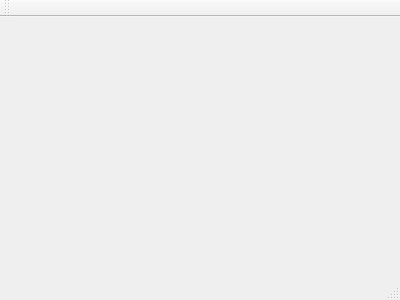
Qt form mainwindow.ui (Toms42/Monarch-Connect) before a commit.
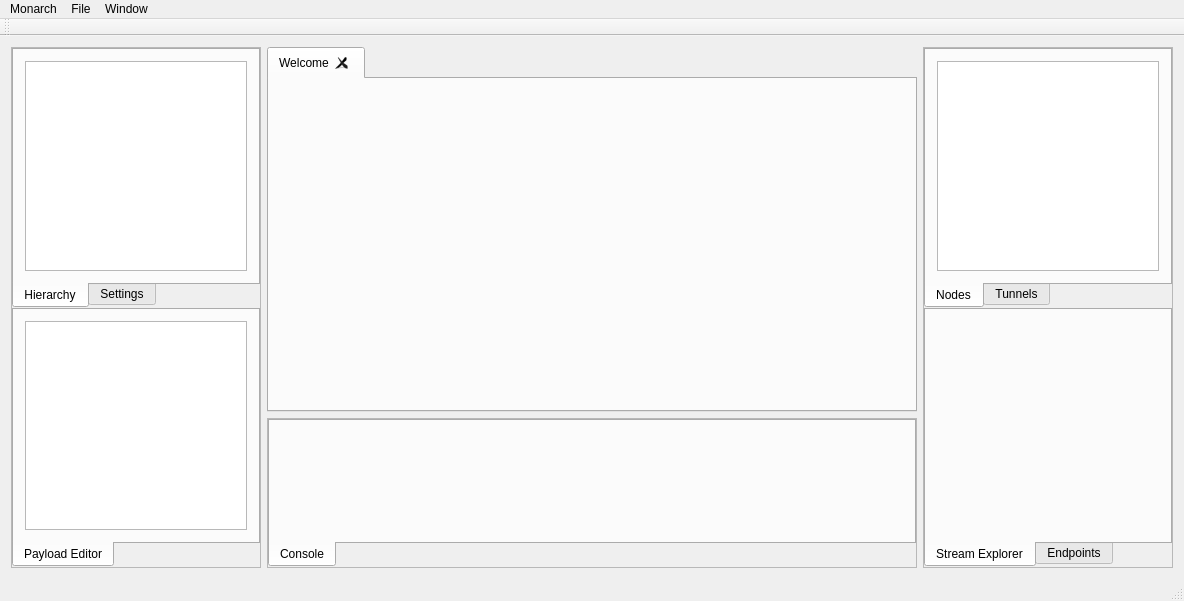
The same form after that commit.

Patch:
```diff
--- a/mainwindow.ui
+++ b/mainwindow.ui
@@ -1,24 +1,375 @@
 <ui version="4.0">
  <class>MainWindow</class>
- <widget class="QMainWindow" name="MainWindow" >
-  <property name="geometry" >
+ <widget class="QMainWindow" name="MainWindow">
+  <property name="geometry">
    <rect>
     <x>0</x>
     <y>0</y>
-    <width>400</width>
-    <height>300</height>
+    <width>1184</width>
+    <height>601</height>
    </rect>
   </property>
   <property name="windowTitle" >
    <string>MainWindow</string>
   </property>
-  <widget class="QMenuBar" name="menuBar" />
-  <widget class="QToolBar" name="mainToolBar" />
-  <widget class="QWidget" name="centralWidget" />
-  <widget class="QStatusBar" name="statusBar" />
+  <widget class="QWidget" name="centralWidget">
+   <layout class="QGridLayout" name="gridLayout">
+    <item row="0" column="1" rowspan="2">
+     <widget class="QTabWidget" name="tabWidget">
+      <property name="currentIndex">
+       <number>0</number>
+      </property>
+      <property name="tabsClosable">
+       <bool>true</bool>
+      </property>
+      <property name="movable">
+       <bool>true</bool>
+      </property>
+      <property name="tabBarAutoHide">
+       <bool>false</bool>
+      </property>
+      <widget class="QWidget" name="tab">
+       <attribute name="title">
+        <string>Welcome</string>
+       </attribute>
+      </widget>
+     </widget>
+    </item>
+    <item row="2" column="1">
+     <widget class="QFrame" name="frame_3">
+      <property name="minimumSize">
+       <size>
+        <width>0</width>
+        <height>10</height>
+       </size>
+      </property>
+      <property name="maximumSize">
+       <size>
+        <width>16777215</width>
+        <height>150</height>
+       </size>
+      </property>
+      <property name="frameShape">
+       <enum>QFrame::StyledPanel</enum>
+      </property>
+      <property name="frameShadow">
+       <enum>QFrame::Raised</enum>
+      </property>
+      <layout class="QHBoxLayout" name="horizontalLayout">
+       <property name="spacing">
+        <number>0</number>
+       </property>
+       <property name="leftMargin">
+        <number>0</number>
+       </property>
+       <property name="topMargin">
+        <number>0</number>
+       </property>
+       <property name="rightMargin">
+        <number>0</number>
+       </property>
+       <property name="bottomMargin">
+        <number>0</number>
+       </property>
+       <item>
+        <widget class="QTabWidget" name="tabWidget_4">
+         <property name="tabPosition">
+          <enum>QTabWidget::South</enum>
+         </property>
+         <property name="currentIndex">
+          <number>0</number>
+         </property>
+         <widget class="QWidget" name="tab_console">
+          <attribute name="title">
+           <string>Console</string>
+          </attribute>
+         </widget>
+        </widget>
+       </item>
+      </layout>
+     </widget>
+    </item>
+    <item row="0" column="0" rowspan="3">
+     <widget class="QFrame" name="frame">
+      <property name="minimumSize">
+       <size>
+        <width>250</width>
+        <height>0</height>
+       </size>
+      </property>
+      <property name="maximumSize">
+       <size>
+        <width>250</width>
+        <height>16777215</height>
+       </size>
+      </property>
+      <property name="frameShape">
+       <enum>QFrame::StyledPanel</enum>
+      </property>
+      <property name="frameShadow">
+       <enum>QFrame::Raised</enum>
+      </property>
+      <layout class="QVBoxLayout" name="verticalLayout_2">
+       <property name="spacing">
+        <number>0</number>
+       </property>
+       <property name="leftMargin">
+        <number>0</number>
+       </property>
+       <property name="topMargin">
+        <number>0</number>
+       </property>
+       <property name="rightMargin">
+        <number>0</number>
+       </property>
+       <property name="bottomMargin">
+        <number>0</number>
+       </property>
+       <item>
+        <widget class="QTabWidget" name="Project">
+         <property name="tabPosition">
+          <enum>QTabWidget::South</enum>
+         </property>
+         <property name="currentIndex">
+          <number>0</number>
+         </property>
+         <widget class="QWidget" name="tab_hierarchy">
+          <attribute name="title">
+           <string>Hierarchy</string>
+          </attribute>
+          <layout class="QGridLayout" name="gridLayout_2">
+           <item row="0" column="0">
+            <widget class="QTreeView" name="treeView"/>
+           </item>
+          </layout>
+         </widget>
+         <widget class="QWidget" name="tab_settings">
+          <attribute name="title">
+           <string>Settings</string>
+          </attribute>
+         </widget>
+        </widget>
+       </item>
+       <item>
+        <widget class="QTabWidget" name="Datas">
+         <property name="tabPosition">
+          <enum>QTabWidget::South</enum>
+         </property>
+         <property name="currentIndex">
+          <number>0</number>
+         </property>
+         <widget class="QWidget" name="tab_payloads">
+          <attribute name="title">
+           <string>Payload Editor</string>
+          </attribute>
+          <layout class="QGridLayout" name="gridLayout_4">
+           <item row="0" column="0">
+            <widget class="QTreeView" name="treeView_3"/>
+           </item>
+          </layout>
+         </widget>
+        </widget>
+       </item>
+      </layout>
+     </widget>
+    </item>
+    <item row="0" column="2" rowspan="3">
+     <widget class="QFrame" name="frame_2">
+      <property name="minimumSize">
+       <size>
+        <width>250</width>
+        <height>0</height>
+       </size>
+      </property>
+      <property name="maximumSize">
+       <size>
+        <width>250</width>
+        <height>16777215</height>
+       </size>
+      </property>
+      <property name="frameShape">
+       <enum>QFrame::StyledPanel</enum>
+      </property>
+      <property name="frameShadow">
+       <enum>QFrame::Raised</enum>
+      </property>
+      <layout class="QVBoxLayout" name="verticalLayout">
+       <property name="spacing">
+        <number>0</number>
+       </property>
+       <property name="leftMargin">
+        <number>0</number>
+       </property>
+       <property name="topMargin">
+        <number>0</number>
+       </property>
+       <property name="rightMargin">
+        <number>0</number>
+       </property>
+       <property name="bottomMargin">
+        <number>0</number>
+       </property>
+       <item>
+        <widget class="QTabWidget" name="Modules">
+         <property name="tabPosition">
+          <enum>QTabWidget::South</enum>
+         </property>
+         <property name="currentIndex">
+          <number>0</number>
+         </property>
+         <widget class="QWidget" name="tab_nodes">
+          <attribute name="title">
+           <string>Nodes</string>
+          </attribute>
+          <layout class="QGridLayout" name="gridLayout_3">
+           <item row="0" column="0">
+            <widget class="QTreeView" name="treeView_2"/>
+           </item>
+          </layout>
+         </widget>
+         <widget class="QWidget" name="tab_tunnels">
+          <attribute name="title">
+           <string>Tunnels</string>
+          </attribute>
+          <layout class="QGridLayout" name="gridLayout_5">
+           <item row="0" column="0">
+            <widget class="QTreeView" name="treeView_4"/>
+           </item>
+          </layout>
+         </widget>
+        </widget>
+       </item>
+       <item>
+        <widget class="QTabWidget" name="tabWidget_6">
+         <property name="tabPosition">
+          <enum>QTabWidget::South</enum>
+         </property>
+         <property name="currentIndex">
+          <number>0</number>
+         </property>
+         <widget class="QWidget" name="tab_stream">
+          <attribute name="title">
+           <string>Stream Explorer</string>
+          </attribute>
+         </widget>
+         <widget class="QWidget" name="tab_endpoints">
+          <attribute name="title">
+           <string>Endpoints</string>
+          </attribute>
+         </widget>
+        </widget>
+       </item>
+      </layout>
+     </widget>
+    </item>
+   </layout>
+  </widget>
+  <widget class="QMenuBar" name="menuBar">
+   <property name="geometry">
+    <rect>
+     <x>0</x>
+     <y>0</y>
+     <width>1184</width>
+     <height>21</height>
+    </rect>
+   </property>
+   <widget class="QMenu" name="menuMonarch">
+    <property name="title">
+     <string>Monarch</string>
+    </property>
+    <addaction name="actionQuit"/>
+    <addaction name="actionAbout"/>
+   </widget>
+   <widget class="QMenu" name="menuFile">
+    <property name="title">
+     <string>File</string>
+    </property>
+    <addaction name="actionSave"/>
+    <addaction name="actionSave_As"/>
+    <addaction name="actionOpen"/>
+    <addaction name="separator"/>
+    <addaction name="actionImport_Payloads"/>
+   </widget>
+   <widget class="QMenu" name="menuWindow">
+    <property name="title">
+     <string>Window</string>
+    </property>
+    <addaction name="actionHelp"/>
+    <addaction name="actionShow_Welcome_Tab"/>
+   </widget>
+   <addaction name="menuMonarch"/>
+   <addaction name="menuFile"/>
+   <addaction name="menuWindow"/>
+  </widget>
+  <widget class="QStatusBar" name="statusBar"/>
+  <widget class="QToolBar" name="toolBar">
+   <property name="windowTitle">
+    <string>toolBar</string>
+   </property>
+   <attribute name="toolBarArea">
+    <enum>TopToolBarArea</enum>
+   </attribute>
+   <attribute name="toolBarBreak">
+    <bool>false</bool>
+   </attribute>
+  </widget>
+  <action name="actionQuit">
+   <property name="text">
+    <string>Quit</string>
+   </property>
+  </action>
+  <action name="actionSave">
+   <property name="text">
+    <string>Save</string>
+   </property>
+   <property name="shortcut">
+    <string>Ctrl+S</string>
+   </property>
+  </action>
+  <action name="actionOpen">
+   <property name="text">
+    <string>Open...</string>
+   </property>
+   <property name="shortcut">
+    <string>Ctrl+O</string>
+   </property>
+  </action>
+  <action name="actionHelp">
+   <property name="text">
+    <string>Help</string>
+   </property>
+   <property name="shortcut">
+    <string>Ctrl+H</string>
+   </property>
+  </action>
+  <action name="actionShow_Welcome_Tab">
+   <property name="text">
+    <string>Show Welcome Tab</string>
+   </property>
+  </action>
+  <action name="actionAbout">
+   <property name="text">
+    <string>About</string>
+   </property>
+  </action>
+  <action name="actionImport_Payloads">
+   <property name="text">
+    <string>Import Payloads...</string>
+   </property>
+   <property name="shortcut">
+    <string>Ctrl+I</string>
+   </property>
+  </action>
+  <action name="actionSave_As">
+   <property name="text">
+    <string>Save As...</string>
+   </property>
+   <property name="shortcut">
+    <string>Ctrl+Shift+S</string>
+   </property>
+  </action>
  </widget>
- <layoutDefault spacing="6" margin="11" />
- <pixmapfunction></pixmapfunction>
+ <layoutdefault spacing="6" margin="11"/>
  <resources/>
  <connections/>
 </ui>
```
Left out of the diff: 3 changed lines with no effect on the pictures.
